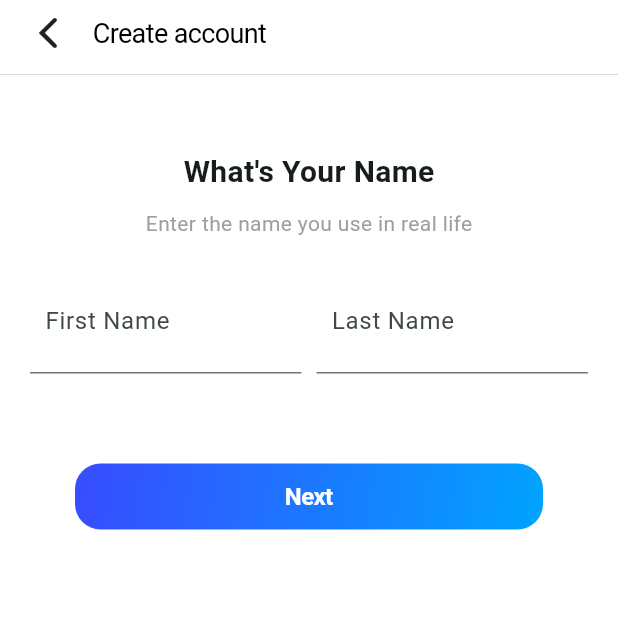
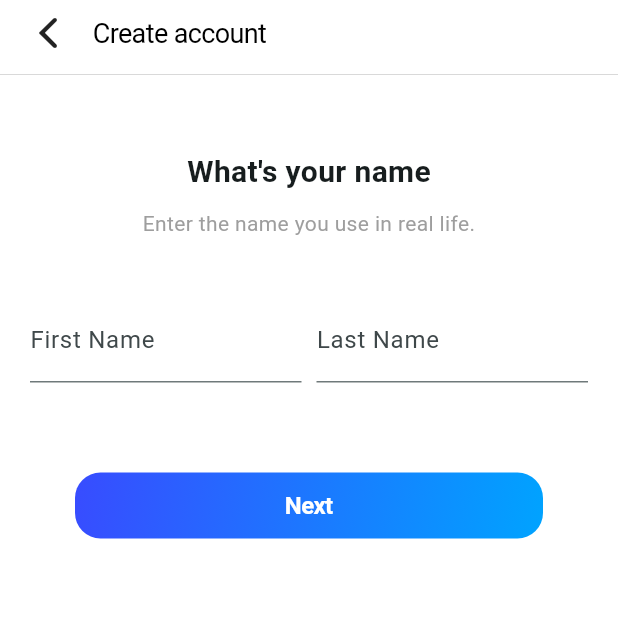
Before and after one commit to VanQuyet04/facebook_ui, a Flutter app: the SetNameScreen screen opened directly, on a phone screen of 412 x 824 dp, the top half of it. Run offline on Flutter 3.47's test engine with Material 3 defaults, Android fonts, the phone set to English and light mode, and no system bars; missing offline and left inert: scroll_datetime_picker.

Commit message:
UI_TermScreen

```diff
--- a/lib/common/components/components.dart
+++ b/lib/common/components/components.dart
@@ -3,4 +3,4 @@ export 'app_button.dart';
 export 'app_divider.dart';
 export 'app_snackbar.dart';
 export 'app_textfield.dart';
-export 'text_introduce.dart';
+export '../../features/ui/widgets/text_introduce.dart';
--- a/lib/features/account/register/set_name_screen.dart
+++ b/lib/features/account/register/set_name_screen.dart
@@ -1,5 +1,6 @@
-import 'package:facebook_ui/common/components/components.dart';
 import 'package:flutter/material.dart';
+import '../../../common/components/components.dart';
+import '../../ui/widgets/widgets.dart';
 
 class SetNameScreen extends StatefulWidget {
   const SetNameScreen({super.key});
@@ -9,35 +10,13 @@ class SetNameScreen extends StatefulWidget {
 }
 
 class _SetNameScreenState extends State<SetNameScreen> {
-
-  final TextEditingController firstNameController = TextEditingController(); // Controller cho tên
-  final TextEditingController lastNameController = TextEditingController(); // Controller cho họ
-  bool _isFirstNameEmpty = true; // Biến theo dõi trạng thái của trường First Name
-  bool _isLastNameEmpty = true; // Biến theo dõi trạng thái của trường Last Name
-
-  @override
-  void initState() {
-    super.initState();
-
-    // Theo dõi sự thay đổi trong trường First Name
-    firstNameController.addListener(() {
-      setState(() {
-        _isFirstNameEmpty = firstNameController.text.isEmpty; // Cập nhật trạng thái
-      });
-    });
-
-    // Theo dõi sự thay đổi trong trường Last Name
-    lastNameController.addListener(() {
-      setState(() {
-        _isLastNameEmpty = lastNameController.text.isEmpty; // Cập nhật trạng thái
-      });
-    });
-  }
+  final TextEditingController firstNameController = TextEditingController();
+  final TextEditingController lastNameController = TextEditingController();
 
   @override
   void dispose() {
-    firstNameController.dispose(); // Giải phóng controller
-    lastNameController.dispose(); // Giải phóng controller
+    firstNameController.dispose();
+    lastNameController.dispose();
     super.dispose();
   }
 
@@ -45,84 +24,26 @@ class _SetNameScreenState extends State<SetNameScreen> {
   Widget build(BuildContext context) {
     return Scaffold(
       backgroundColor: Colors.white,
-      appBar: const CustomAppBar(title: 'Create account'), // Thêm AppBar nếu cần
+      appBar: const CustomAppBar(title: 'Create account'),
       body: Padding(
-        padding: const EdgeInsets.symmetric(horizontal: 20.0,vertical: 40),
+        padding: const EdgeInsets.symmetric(horizontal: 20.0, vertical: 40),
         child: Column(
           crossAxisAlignment: CrossAxisAlignment.start,
           children: [
-            const Center(
-              child: Column(
-                children: [
-                  Text(
-                    "What's Your Name",
-                    style: TextStyle(fontSize: 20, fontWeight: FontWeight.bold),
-                  ),
-                  SizedBox(height: 10),
-                  Text(
-                    "Enter the name you use in real life",
-                    style: TextStyle(fontSize: 14, fontWeight: FontWeight.w400,color: Colors.grey),
-                  ),
-                ],
-              ),
+            const Introduce(
+              title: "What's your name",
+              subtitle: "Enter the name you use in real life.",
             ),
-            const SizedBox(height: 20),
-
-            // Sử dụng Row để chứa hai TextField cùng một hàng
-            Row(
-              children: [
-                Expanded(
-                  child: TextField(
-                    controller: firstNameController,
-                    decoration: InputDecoration(
-                      labelText: 'First Name',
-                      suffixIcon: !_isFirstNameEmpty // Hiển thị icon xóa nếu không trống
-                          ? IconButton(
-                        icon: const Icon(Icons.clear), // Biểu tượng xóa
-                        onPressed: () {
-                          firstNameController.clear(); // Xóa nội dung
-                        },
-                      )
-                          : null,
-                      border: UnderlineInputBorder( // Thêm viền dưới
-                        borderSide: BorderSide(color: Colors.grey.shade400), // Màu viền
-                      ),
-                      focusedBorder: const UnderlineInputBorder( // Viền dưới khi trường được chọn
-                        borderSide: BorderSide(color: Colors.blue), // Màu viền khi chọn
-                      ),
-                      contentPadding: const EdgeInsets.symmetric(vertical: 15.0, horizontal: 10.0), // Padding nội dung
-                    ),
-                  ),
-                ),
-                const SizedBox(width: 10), // Khoảng cách giữa hai TextField
-                Expanded(
-                  child: TextField(
-                    controller: lastNameController,
-                    decoration: InputDecoration(
-                      labelText: 'Last Name',
-                      suffixIcon: !_isLastNameEmpty // Hiển thị icon xóa nếu không trống
-                          ? IconButton(
-                        icon: const Icon(Icons.clear), // Biểu tượng xóa
-                        onPressed: () {
-                          lastNameController.clear(); // Xóa nội dung
-                        },
-                      )
-                          : null,
-                      border: UnderlineInputBorder( // Thêm viền dưới
-                        borderSide: BorderSide(color: Colors.grey.shade400), // Màu viền
-                      ),
-                      focusedBorder: const UnderlineInputBorder( // Viền dưới khi trường được chọn
-                        borderSide: BorderSide(color: Colors.blue), // Màu viền khi chọn
-                      ),
-                      contentPadding: const EdgeInsets.symmetric(vertical: 15.0, horizontal: 10.0), // Padding nội dung
-                    ),
-                  ),
-                ),
-              ],
+            const SizedBox(height: 40),
+            NameFields(
+              firstNameController: firstNameController,
+              lastNameController: lastNameController,
             ),
             const SizedBox(height: 60),
-
-            CustomButton(text: 'Next', onPressed: () {},)
+            CustomButton(
+              text: 'Next',
+              onPressed: () {},
+            ),
           ],
         ),
       ),
--- a/lib/features/ui/screens/screens.dart
+++ b/lib/features/ui/screens/screens.dart
@@ -8,3 +8,4 @@ export 'package:facebook_ui/features/account/register/set_birthday_screen.dart';
 export 'package:facebook_ui/features/account/register/set_contact_screen.dart';
 export 'package:facebook_ui/features/account/register/set_name_screen.dart';
 export 'package:facebook_ui/features/account/register/terms_screen.dart';
+export 'package:facebook_ui/features/account/register/set_gender_screen.dart';
--- /dev/null
+++ b/lib/features/ui/widgets/text_introduce.dart
@@ -0,0 +1,77 @@
+import 'package:flutter/material.dart';
+
+import '../../../common/utils/utils.dart';
+
+class Introduce extends StatelessWidget {
+  final String title;
+  final String subtitle;
+  final String? additionalText;
+  final bool? isTerm;
+
+  const Introduce({
+    super.key,
+    required this.title,
+    required this.subtitle,
+    this.additionalText,
+    this.isTerm,
+  });
+
+  @override
+  Widget build(BuildContext context) {
+    return Center(
+      child: Column(
+        mainAxisAlignment: MainAxisAlignment.center,
+        crossAxisAlignment: CrossAxisAlignment.center,
+        children: [
+          Text(
+            title,
+            style: const TextStyle(fontSize: 20, fontWeight: FontWeight.bold),
+          ),
+          const SizedBox(height: 10),
+          Text(
+            subtitle,
+            style: const TextStyle(
+              fontSize: 14,
+              fontWeight: FontWeight.w400,
+              color: Colors.grey,
+            ),
+            textAlign: TextAlign.center, // Căn giữa văn bản
+          ),
+          if (additionalText != null && isTerm!=true)
+            Text(
+              additionalText!,
+              style: const TextStyle(
+                fontSize: 14,
+                fontWeight: FontWeight.w400,
+                color: Colors.grey,
+              ),
+              textAlign: TextAlign.center, // Căn giữa văn bản
+            ),
+          if (isTerm == true && additionalText!=null)
+            Center(
+              child: RichText(
+                text: const TextSpan(
+                  style: TextStyle(color: Colors.black), // Màu mặc định
+                  children: [
+                    TextSpan(
+                        text: "Terms, ",
+                        style: TextStyle(color: AppColors.customBlue)),
+                    TextSpan(
+                        text: "Data Policy ",
+                        style: TextStyle(color: AppColors.customBlue)),
+                    TextSpan(text: "and ", style: TextStyle(color: Colors.black)),
+                    // Màu mặc định
+                    TextSpan(
+                        text: "Cookies Policy",
+                        style: TextStyle(color: AppColors.customBlue)),
+                    TextSpan(text: ".", style: TextStyle(color: Colors.black)),
+                    // Màu mặc định
+                  ],
+                ),
+              ),
+            ),
+        ],
+      ),
+    );
+  }
+}
--- /dev/null
+++ b/lib/features/ui/widgets/textfield_set_name.dart
@@ -0,0 +1,85 @@
+import 'package:flutter/material.dart';
+
+class NameFields extends StatefulWidget {
+  final TextEditingController firstNameController;
+  final TextEditingController lastNameController;
+
+  const NameFields({
+    super.key,
+    required this.firstNameController,
+    required this.lastNameController,
+  });
+
+  @override
+  State<NameFields> createState() => _NameFieldsState();
+}
+
+class _NameFieldsState extends State<NameFields> {
+  bool _isFirstNameEmpty = true;
+  bool _isLastNameEmpty = true;
+
+  @override
+  void initState() {
+    super.initState();
+
+    // Theo dõi sự thay đổi trong trường First Name
+    widget.firstNameController.addListener(() {
+      setState(() {
+        _isFirstNameEmpty = widget.firstNameController.text.isEmpty;
+      });
+    });
+
+    // Theo dõi sự thay đổi trong trường Last Name
+    widget.lastNameController.addListener(() {
+      setState(() {
+        _isLastNameEmpty = widget.lastNameController.text.isEmpty;
+      });
+    });
+  }
+
+  @override
+  void dispose() {
+    super.dispose();
+  }
+
+  @override
+  Widget build(BuildContext context) {
+    return Row(
+      children: [
+        Expanded(
+          child: TextField(
+            controller: widget.firstNameController,
+            decoration: InputDecoration(
+              labelText: 'First Name',
+              suffixIcon: !_isFirstNameEmpty
+                  ? IconButton(
+                icon: const Icon(Icons.clear),
+                onPressed: () {
+                  widget.firstNameController.clear();
+                },
+              )
+                  : null,
+            ),
+          ),
+        ),
+        const SizedBox(width: 10),
+        Expanded(
+          child: TextField(
+            controller: widget.lastNameController,
+            decoration: InputDecoration(
+              labelText: 'Last Name',
+              suffixIcon: !_isLastNameEmpty
+                  ? IconButton(
+                icon: const Icon(Icons.clear),
+                onPressed: () {
+                  widget.lastNameController.clear();
+                },
+              )
+                  : null,
+            ),
+          ),
+        ),
+      ],
+    );
+  }
+}
--- a/lib/main.dart
+++ b/lib/main.dart
@@ -18,7 +18,7 @@ class MyApp extends StatelessWidget {
         colorScheme: ColorScheme.fromSeed(seedColor: Colors.white),
         useMaterial3: true,
       ),
-      home: const SetBirthDayScreen(),
+      home: const TermsScreen(),
       debugShowCheckedModeBanner: false,
     );
   }
```
Also changed, not shown: lib/common/components/text_introduce.dart (deleted, +0 -49 lines), lib/features/account/register/choose_password_screen.dart (+44 -0 lines), lib/features/account/register/set_contact_screen.dart (+46 -0 lines), lib/features/account/register/set_gender_screen.dart (added, +42 -0 lines), lib/features/account/register/terms_screen.dart (+61 -0 lines), lib/features/ui/widgets/gender_selection_set_gender.dart (added, +72 -0 lines), lib/features/ui/widgets/term_info_text.dart (added, +43 -0 lines), lib/features/ui/widgets/textfield_set_contact_password.dart (added, +60 -0 lines), lib/features/ui/widgets/widgets.dart (+7 -3 lines), lib/features/ui/widgets/birthday_picker_set_birthday.dart (renamed from lib/features/ui/widgets/birthday_picker_set birthday.dart), lib/features/ui/widgets/icon_text_item_profile_login.dart (renamed from lib/features/ui/widgets/icon_text_item_profile login.dart), lib/features/ui/widgets/user_login_item_profile_login.dart (renamed from lib/features/ui/widgets/user_login_item_profile login.dart).
